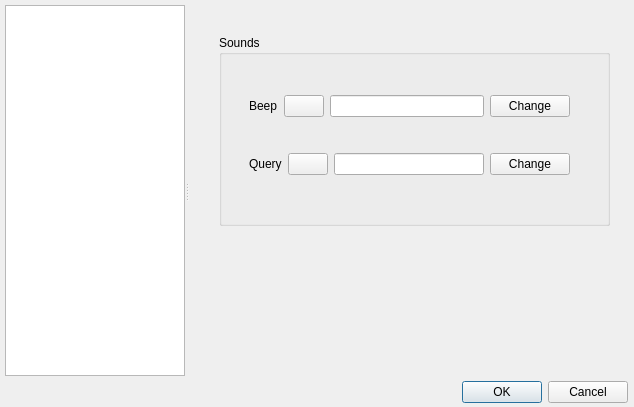
gitter-badger/simplechatclient, file ui/options.ui: the form before one commit.
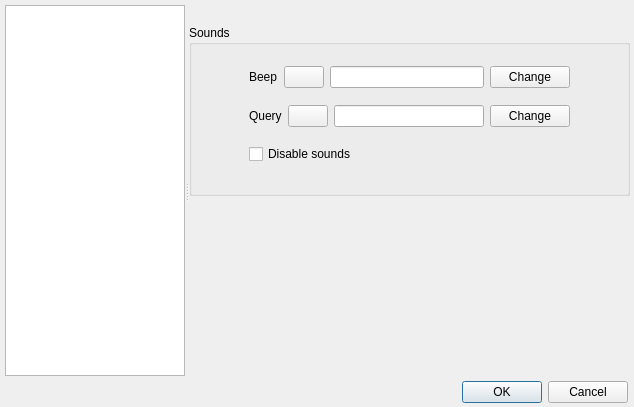
The form after the commit. The open tabs and pages were chosen to show the change. Icons and pictures are not drawn.

Commit message: fix options layout; fix translate

```diff
--- a/ui/options.ui
+++ b/ui/options.ui
@@ -324,13 +324,6 @@
          </property>
         </widget>
        </item>
-       <item>
-        <widget class="QCheckBox" name="checkBox_disable_sounds">
-         <property name="text">
-          <string>Disable sounds</string>
-         </property>
-        </widget>
-       </item>
       </layout>
      </widget>
     </widget>
@@ -911,10 +904,10 @@
      <widget class="QGroupBox" name="groupBox_sounds">
       <property name="geometry">
        <rect>
-        <x>30</x>
-        <y>30</y>
-        <width>391</width>
-        <height>191</height>
+        <x>0</x>
+        <y>20</y>
+        <width>441</width>
+        <height>171</height>
        </rect>
       </property>
       <property name="title">
@@ -923,10 +916,10 @@
       <widget class="QWidget" name="verticalLayoutWidget">
        <property name="geometry">
         <rect>
-         <x>30</x>
+         <x>60</x>
          <y>30</y>
          <width>321</width>
-         <height>141</height>
+         <height>121</height>
         </rect>
        </property>
        <layout class="QVBoxLayout" name="verticalLayout">
@@ -994,6 +987,13 @@
           </item>
          </layout>
         </item>
+        <item>
+         <widget class="QCheckBox" name="checkBox_disable_sounds">
+          <property name="text">
+           <string>Disable sounds</string>
+          </property>
+         </widget>
+        </item>
        </layout>
       </widget>
      </widget>
```
The commit also changes 4 other files.
